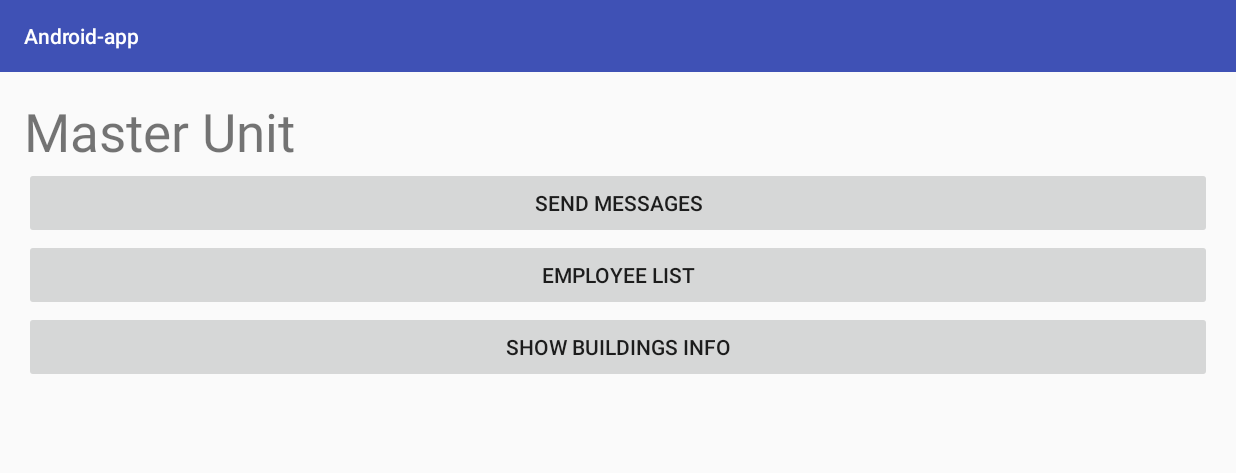
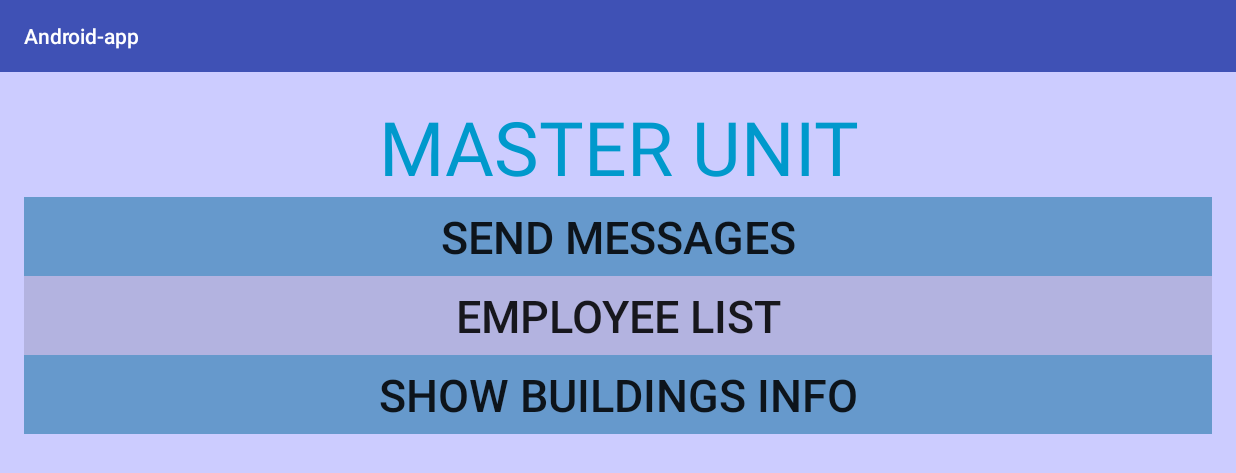
Before and after one commit to antonflodin93/Sims-android-app, an Android app: the MasterUnitActivity screen opened directly, with no data from a screen before it, on a phone screen of 824 x 412 dp (held sideways). Shown: the top 473 px of the screen. Run offline under Robolectric (Android 15) with nearby library versions, the phone set to English and light mode, and no system bars.

```diff
--- a/app/src/main/java/se/miun/android_app/EmployeeUnit/EmployeeUnitActivity.java
+++ b/app/src/main/java/se/miun/android_app/EmployeeUnit/EmployeeUnitActivity.java
@@ -83,7 +83,7 @@ public class EmployeeUnitActivity extends Activity implements View.OnClickListen
         this.regularMessageIntent = new Intent(this, RegularMessageService.class);
         this.warningMessageIntent = new Intent(this, WarningMessageService.class);
 
-        mapImageView = (ImageView) findViewById(R.id.mapImageView);
+
 
         /*
 
--- a/app/src/main/res/layout/activity_floorplan.xml
+++ b/app/src/main/res/layout/activity_floorplan.xml
@@ -10,8 +10,10 @@
         android:layout_width="match_parent"
         android:layout_height="wrap_content"
         android:id="@+id/textViewFloorPlan"
-        android:text="asdasd"
-        android:textSize="20dp"
+        android:text="Floor 1"
+        android:textAppearance="?android:attr/textAppearanceLarge"
+        android:textColor="@android:color/holo_blue_dark"
+        android:textSize="40dp"
         android:textAlignment="center"
         />
 
--- a/app/src/main/res/layout/activity_master_unit.xml
+++ b/app/src/main/res/layout/activity_master_unit.xml
@@ -6,41 +6,52 @@
     xmlns:tools="http://schemas.android.com/tools"
     android:layout_width="match_parent"
     android:layout_height="match_parent"
-    tools:context="se.miun.android_app.MasterUnit.MasterUnitActivity"
     android:layout_below="@+id/loginTextView"
+    android:background="#CCCCFF"
     android:orientation="vertical"
     android:paddingBottom="@dimen/activity_vertical_margin"
     android:paddingLeft="@dimen/activity_horizontal_margin"
     android:paddingRight="@dimen/activity_horizontal_margin"
-    android:paddingTop="@dimen/activity_vertical_margin">
+    android:paddingTop="@dimen/activity_vertical_margin"
+    android:weightSum="1"
+    tools:context="se.miun.android_app.MasterUnit.MasterUnitActivity">
 
     <TextView
         android:id="@+id/loginTextView"
-        android:layout_width="wrap_content"
+        android:layout_width="match_parent"
         android:layout_height="wrap_content"
-        android:layout_alignParentTop="true"
-        android:layout_centerHorizontal="true"
-        android:text="Master Unit"
-        android:textSize="35dp" />
+        android:gravity="center_horizontal"
+        android:text="MASTER UNIT"
+        android:textAppearance="?android:attr/textAppearanceLarge"
+        android:textColor="@android:color/holo_blue_dark"
+        android:textSize="50dp" />
 
     <Button
         android:id="@+id/sendMessagesBtn"
         android:layout_width="match_parent"
         android:layout_height="wrap_content"
+        android:layout_weight="0.04"
+        android:background="#6699CC"
         android:text="Send messages"
-        />
+        android:textSize="30dp" />
 
     <Button
         android:id="@+id/employeeListBtn"
         android:layout_width="match_parent"
         android:layout_height="wrap_content"
-        android:text="Employee List" />
+        android:layout_weight="0.04"
+        android:background="?attr/colorControlHighlight"
+        android:text="Employee List"
+        android:textSize="30dp" />
 
     <Button
         android:id="@+id/showBuildingsInfoBtn"
         android:layout_width="match_parent"
         android:layout_height="wrap_content"
-        android:text="Show Buildings info" />
+        android:layout_weight="0.04"
+        android:background="#6699CC"
+        android:text="Show Buildings info"
+        android:textSize="30dp" />
 
 
 </LinearLayout>
--- a/app/src/main/res/layout/activity_send_message.xml
+++ b/app/src/main/res/layout/activity_send_message.xml
@@ -122,12 +122,14 @@
         <Button
             android:id="@+id/cancelSendMessageBtn"
             android:text="@string/cancel"
-            android:background="@color/colorAccent"/>
+            android:background="#FF0000"
+            android:textSize="20dp"/>
 
         <Button
             android:id="@+id/sendMessagesBtn"
             android:text="@string/send_message"
-            android:background="@color/colorPrimaryDark"/>
+            android:background="#99FF66"
+            android:textSize="20dp"/>
 
     </TableRow>
 
```
Also changed, not shown: app/src/main/res/layout/activity_employee_unit.xml (+16 -28 lines), app/src/main/res/layout/activity_login.xml (+15 -5 lines), app/src/main/res/layout/activity_main.xml (+3 -4 lines).
